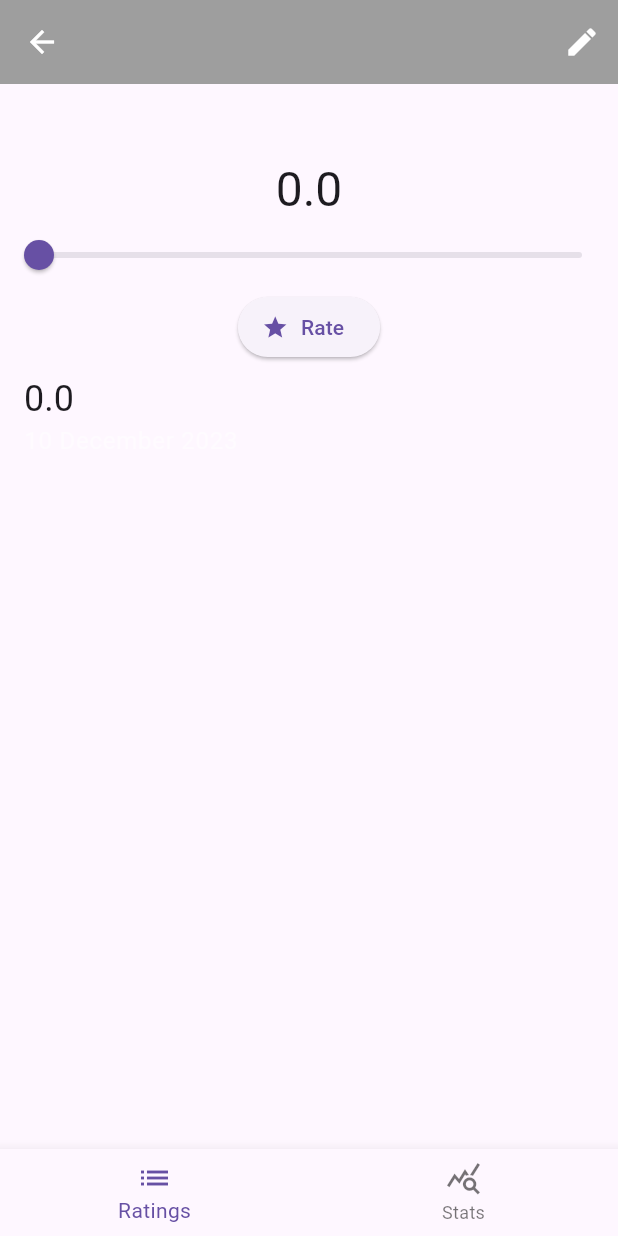
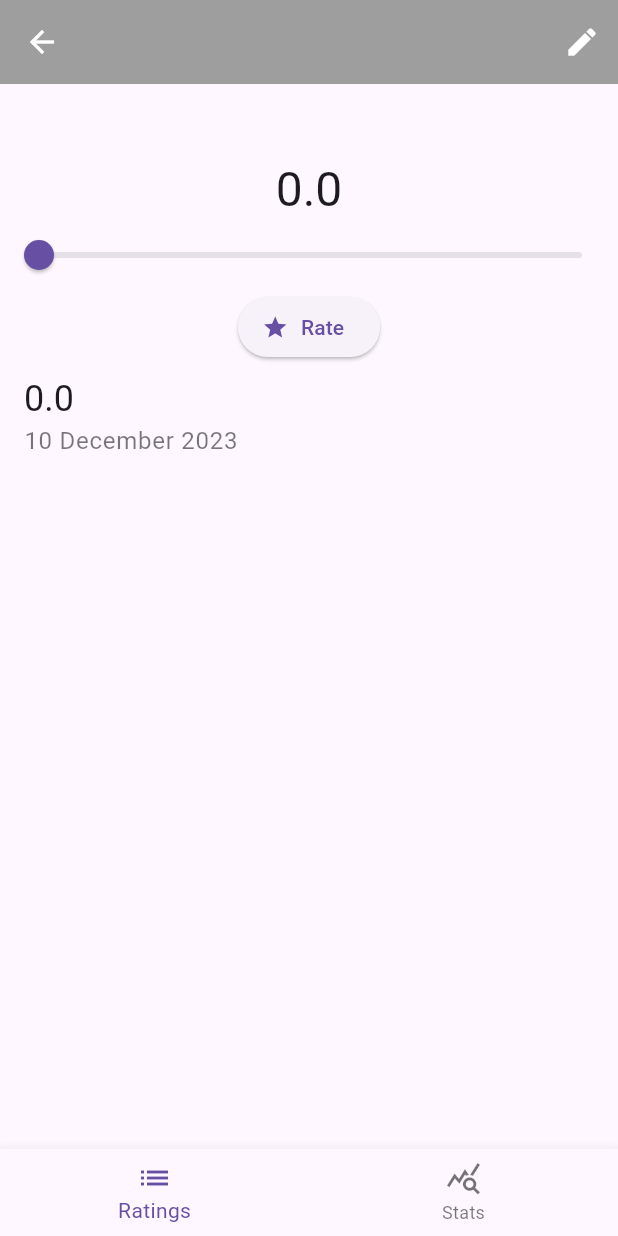
Before and after one commit to ZMensRain/Things, a Flutter app: the ThingDetailScreen screen opened directly with empty values, after a tap on "Rate", on a phone screen of 412 x 824 dp. Run offline on Flutter 3.47's test engine with Material 3 defaults, Android fonts, the phone set to English and light mode, and no system bars; our stand-ins replace date_format, flutter_riverpod, sqflite; accounts and stored records are empty.

Commit message:
styling changes

```diff
--- a/lib/providers/ratings_provider.dart
+++ b/lib/providers/ratings_provider.dart
@@ -97,7 +97,7 @@ class RatingsNotifer extends StateNotifier<List<Rating>> {
                       (previousValue, element) => previousValue + element.value,
                     ) /
                     state.length)
-                .toStringAsFixed(2)),
+                .toStringAsFixed(1)),
           ),
         );
   }
--- a/lib/screens/thing_detail_screen.dart
+++ b/lib/screens/thing_detail_screen.dart
@@ -64,7 +64,6 @@ class _ThingDetailScreenState extends ConsumerState<ThingDetailScreen> {
           max: widget.thing.maxRating,
           onRate: rate,
         ),
-        // const Divider(),
         Expanded(
           child: RatingsList(
             controller: c,
@@ -73,6 +72,19 @@ class _ThingDetailScreenState extends ConsumerState<ThingDetailScreen> {
               ref
                   .read(ratingsProvider(widget.thing).notifier)
                   .removeRating(rating);
+              ScaffoldMessenger.of(context).clearSnackBars();
+              ScaffoldMessenger.of(context).showSnackBar(
+                SnackBar(
+                  content: const Text("Rating removed"),
+                  action: SnackBarAction(
+                      label: "undo",
+                      onPressed: () {
+                        ref
+                            .read(ratingsProvider(widget.thing).notifier)
+                            .addRating(rating);
+                      }),
+                ),
+              );
             },
           ),
         ),
@@ -85,8 +97,13 @@ class _ThingDetailScreenState extends ConsumerState<ThingDetailScreen> {
       var mon = getMonths(ratings);
       mon.removeWhere((key, value) => value == false);
       var a = mon.keys;
-      content = Column(
-          children: a
+      content = Column(children: [
+        const SizedBox(height: 10),
+        Text(
+          "Average by Month",
+          style: Theme.of(context).textTheme.headlineMedium,
+        ),
+        ...a
             .map(
               (e) => MonthCard(
                 month: e.name[0].toUpperCase() + e.name.substring(1),
@@ -99,7 +116,13 @@ class _ThingDetailScreenState extends ConsumerState<ThingDetailScreen> {
                     0,
               ),
             )
-              .toList());
+            .toList()
+      ]);
+      if (a.isEmpty) {
+        content = const Center(
+          child: Text("Stats only show if you have rated this Thing."),
+        );
+      }
     }
 
     return Scaffold(
--- a/lib/screens/things_screen.dart
+++ b/lib/screens/things_screen.dart
@@ -34,8 +34,9 @@ class ThingsScreen extends ConsumerWidget {
       body: things.isEmpty
           ? Center(
               child: Text(
-                "No Things yet...",
+                "Nothing here yet...",
                 style: Theme.of(context).textTheme.headlineMedium,
+                textAlign: TextAlign.center,
               ),
             )
           : ListView.builder(
--- a/lib/widgets/ratings_card.dart
+++ b/lib/widgets/ratings_card.dart
@@ -14,10 +14,8 @@ class RatingCard extends StatelessWidget {
       ),
       subtitle: Text(
         formatDate(rating.time, [dd, " ", MM, " ", yyyy]),
-        style: Theme.of(context)
-            .textTheme
-            .bodyLarge!
-            .copyWith(color: Colors.white.withOpacity(0.5)),
+        style: Theme.of(context).textTheme.bodyLarge!.copyWith(
+            color: Theme.of(context).colorScheme.onBackground.withOpacity(0.6)),
       ),
     );
   }
--- a/lib/widgets/stats/month_card.dart
+++ b/lib/widgets/stats/month_card.dart
@@ -31,6 +31,7 @@ class MonthCard extends StatelessWidget {
                         ),
                     textAlign: TextAlign.left,
                   ),
+                  const SizedBox(height: 4),
                   Text(
                     numberOfRatings.toString(),
                     style: Theme.of(context).textTheme.bodyLarge!.copyWith(
--- a/lib/widgets/thing_card.dart
+++ b/lib/widgets/thing_card.dart
@@ -46,10 +46,11 @@ class ThingCard extends StatelessWidget {
                 ),
               ),
               Text(
-                "${thing.average ?? ""}".replaceAll(".00", ""),
+                "${thing.average ?? ""}".replaceAll(".0", ""),
                 style: Theme.of(context).textTheme.titleLarge!.copyWith(
                       color: Colors.white.withOpacity(0.99),
                     ),
+                textAlign: TextAlign.center,
               ),
               const SizedBox(width: 5),
             ],
```
Also changed, not shown: lib/screens/create_thing_screen.dart (+1 -7 lines), lib/screens/edit_thing_screen.dart (+1 -9 lines). Lines whose indentation alone changed are shown as unchanged.
